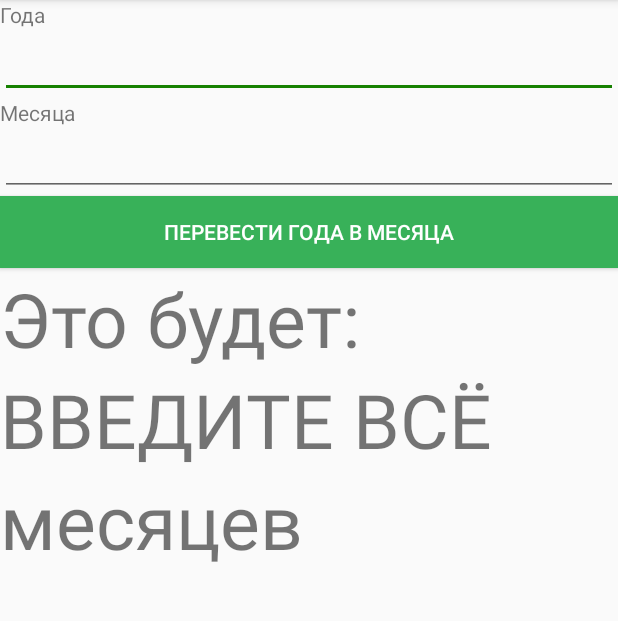
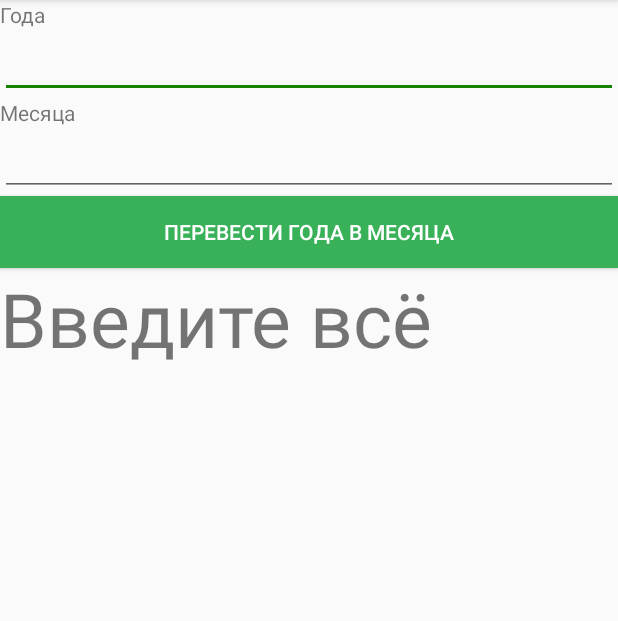
Before and after one commit to cubeqw/Credit, an Android app: the Calc screen opened directly, with no data from a screen before it, after a tap on "ПЕРЕВЕСТИ ГОДА В МЕСЯЦА", on a phone screen of 412 x 824 dp, the part 84-705 px from its top. Run offline under Robolectric (Android 15) with nearby library versions, the light colour scheme and no system bars.

Commit message:
Calculation button work Change type input on keyboard Text size fixed

```diff
--- a/app/src/main/java/com/e/credit/Calc.java
+++ b/app/src/main/java/com/e/credit/Calc.java
@@ -29,11 +29,10 @@
                 int m1 = Integer.parseInt(m.getText().toString());
                 int yr =y1*12;
                 int rr=yr+m1;
+
                 String result= String.valueOf(rr);
-                Result1.setText(result);
-
-    }
+               Result1.setText("Это будет:"+"\n"+result+"\n"+"месяцев"); }
                 catch (NumberFormatException e){
-                    Result1.setText("ВВЕДИТЕ ВСЁ");
+                    Result1.setText("Введите всё");
                     }}
 });}}
--- a/app/src/main/java/com/e/credit/MainActivity.java
+++ b/app/src/main/java/com/e/credit/MainActivity.java
@@ -51,13 +51,13 @@
                 String tv3 = ("Переплата = " + pereplat);
                 String tv4 = ("Реальная процентная ставка = " + proc + "%");
                 if (pereplat < 0 || proc < 0|| itogo < 0) {
-                    Result.setText("ВВЕДЕНЫ НЕКОРЕТНЫЕ ДАННЫЕ!");
+                    Result.setText("Введены некоретные данные!");
                 } else {
                     Result.setText(tv1 + "\n" + tv2 + "\n" + tv3 + "\n" + tv4);
                 }
               }    catch (ArithmeticException e){
-                    Result.setText("ВВЕДЕНЫ НЕКОРЕТНЫЕ ДАННЫЕ!");
+                    Result.setText("Введены некоретные данные!");
                 }catch (NumberFormatException e){
-                    Result.setText("ВВЕДЕНЫ НЕКОРЕТНЫЕ ДАННЫЕ!");
+                    Result.setText("Введены некоретные данные!");
                 }}});
 }}
--- a/app/src/main/res/layout/activity_calc.xml
+++ b/app/src/main/res/layout/activity_calc.xml
@@ -17,7 +17,7 @@
         android:layout_width="match_parent"
         android:layout_height="wrap_content"
 
-        android:inputType="number" />
+        android:inputType="numberPassword" />
 
     <TextView
         android:layout_width="match_parent"
@@ -29,7 +29,7 @@
         android:id="@+id/m"
         android:layout_width="match_parent"
         android:layout_height="wrap_content"
-        android:inputType="number" />
+        android:inputType="numberPassword" />
 
     <Button
         android:id="@+id/bt2"
@@ -38,23 +38,15 @@
         android:background="#38b159"
         android:text="Перевести года в месяца"
         android:textColor="@android:color/background_light" />
-<TextView
-    android:layout_width="wrap_content"
-    android:layout_height="wrap_content"
-    android:text="Это будет:"
-    android:textSize="50dp"/>
+
 
     <TextView
         android:layout_width="wrap_content"
         android:layout_height="wrap_content"
-        android:text="0"
+        android:text=""
         android:textSize="50dp"
         android:id="@+id/Result1"/>
 
-    <TextView
-        android:layout_width="wrap_content"
-        android:layout_height="wrap_content"
-        android:text="месяцев"
-        android:textSize="50dp"/>
+
 
 </LinearLayout>
```
Also changed, not shown: app/src/main/res/layout/activity_main.xml (+5 -9 lines).
